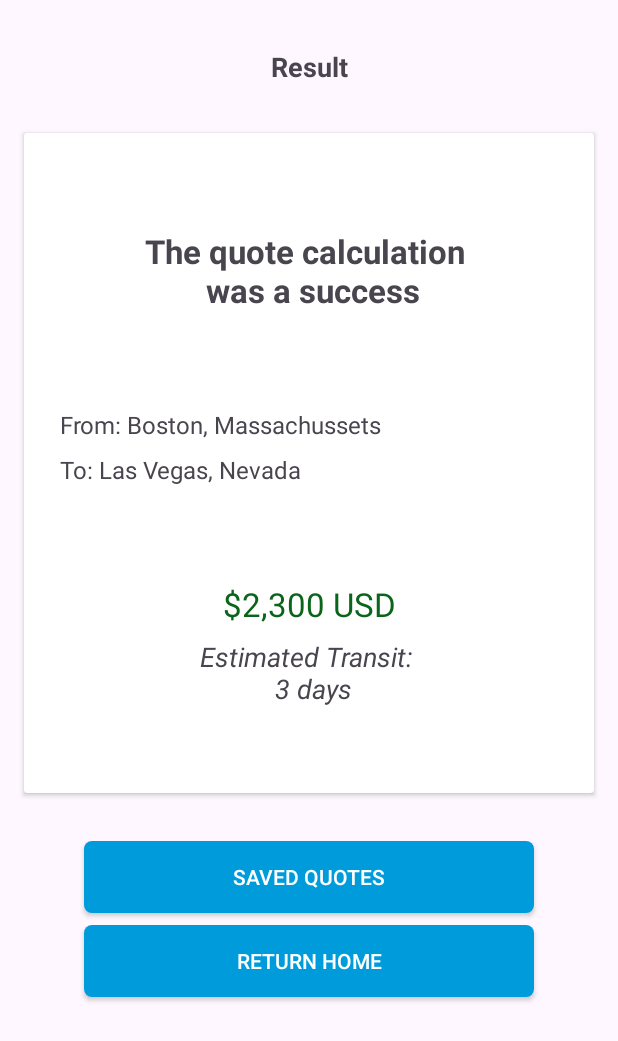
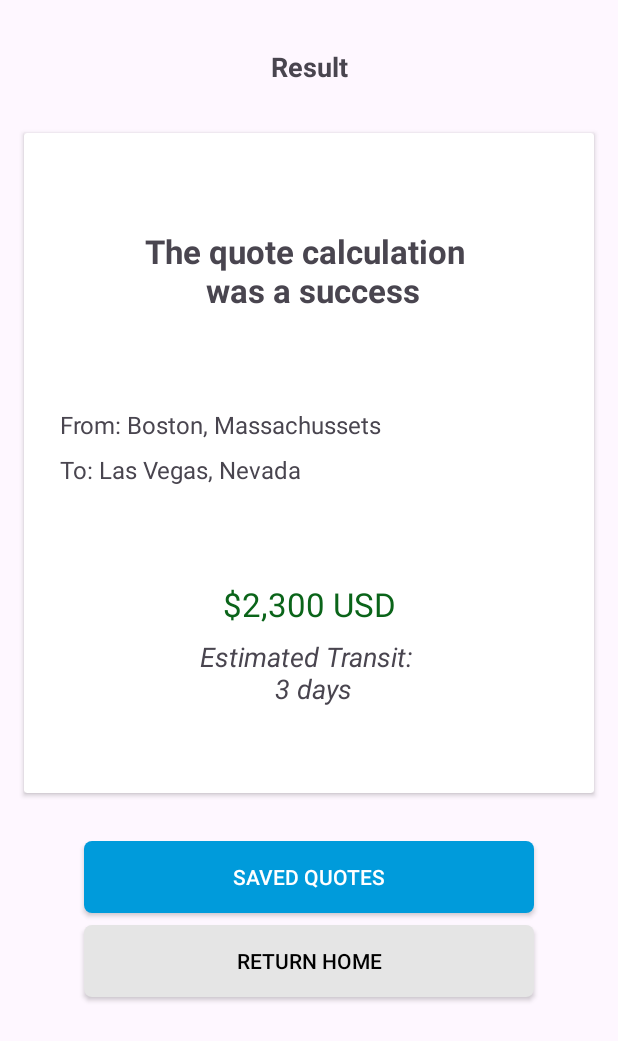
Before and after one commit to edu-flores/pricing-android-app, an Android app: the ResultActivity screen opened directly, with no data from a screen before it, on a phone screen of 412 x 824 dp. Shown: the top 1041 px of the screen. Run offline under Robolectric (Android 15) with nearby library versions, the phone set to English and light mode, and no system bars.

Commit message:
new buttons

```diff
--- /dev/null
+++ b/app/src/main/res/drawable/secondary_button.xml
@@ -0,0 +1,5 @@
+<?xml version="1.0" encoding="utf-8"?>
+<shape xmlns:android="http://schemas.android.com/apk/res/android" android:shape="rectangle">
+    <solid android:color="@color/secondary"/>
+    <corners android:radius="5dp"/>
+</shape>
--- a/app/src/main/res/layout/quote_result.xml
+++ b/app/src/main/res/layout/quote_result.xml
@@ -128,8 +128,8 @@
         android:layout_height="wrap_content"
         android:layout_marginTop="8dp"
         android:text="Return Home"
-        android:background="@drawable/action_button"
-        android:textColor="@color/white"
+        android:background="@drawable/secondary_button"
+        android:textColor="@color/black"
         app:layout_constraintEnd_toEndOf="parent"
         app:layout_constraintHorizontal_bias="0.5"
         app:layout_constraintStart_toStartOf="parent"
--- a/app/src/main/res/values/colors.xml
+++ b/app/src/main/res/values/colors.xml
@@ -3,4 +3,5 @@
     <color name="black">#FF000000</color>
     <color name="white">#FFFFFFFF</color>
     <color name="primary">#009bdb</color>
+    <color name="secondary">#e5e5e5</color>
 </resources>
```
Also changed, not shown: app/src/main/java/com/example/pricingapp/QuoteActivity.kt (+8 -0 lines), app/src/main/res/layout/new_quote.xml (+16 -2 lines).
